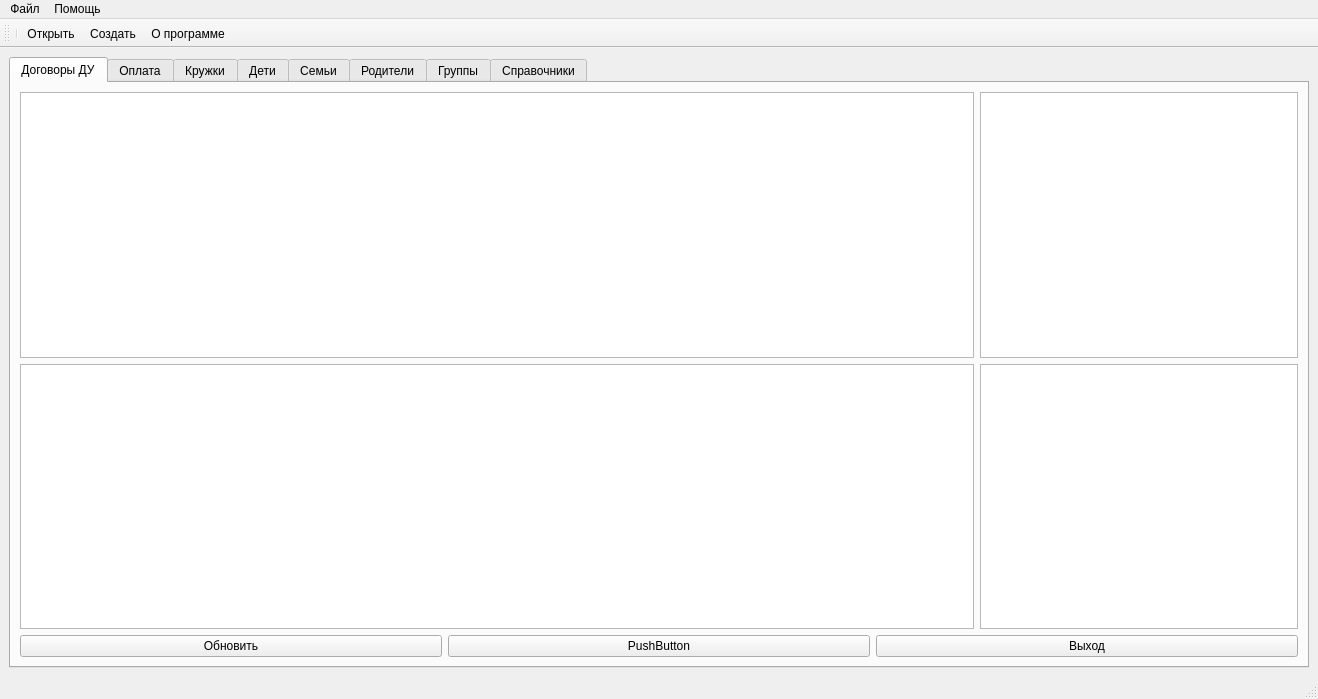
This is view/main_window.ui in AlevtinAntonov/paid_services as Qt 5 draws it before an edit. The edited form follows.
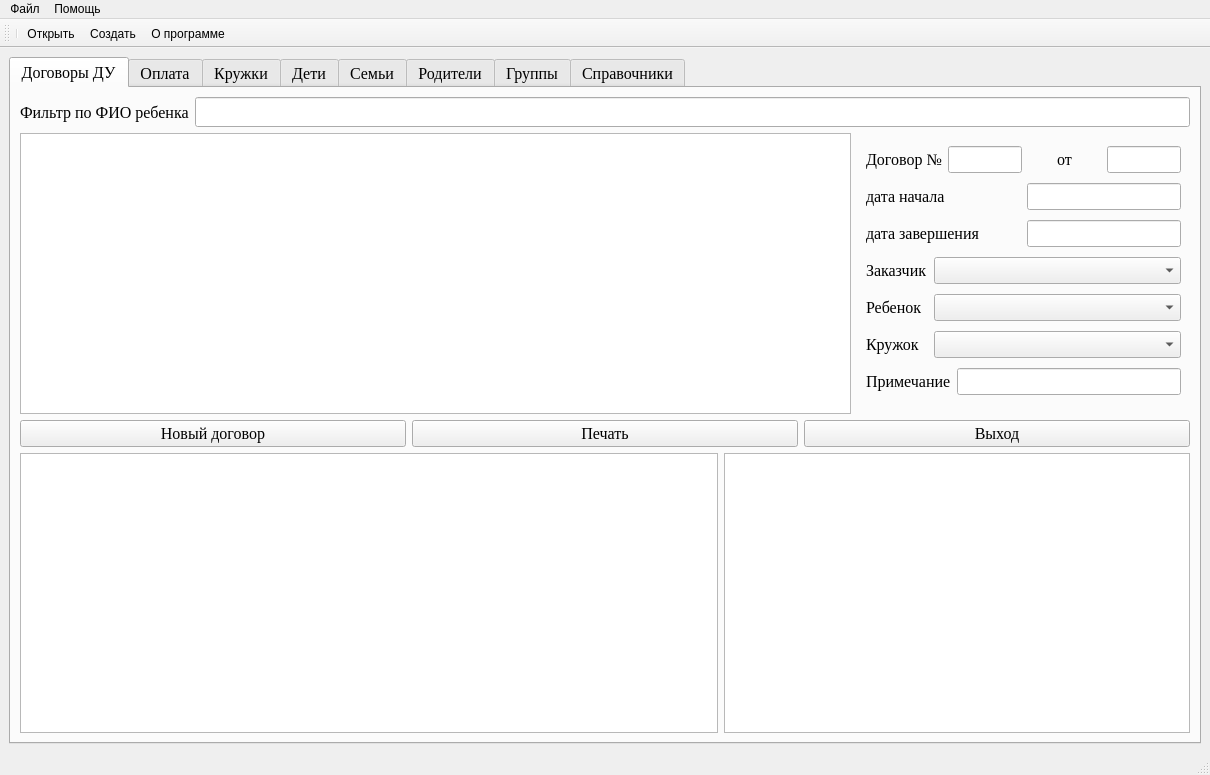
This is the edited form. Icons and pictures are not drawn.

Commit message: filter_data added

```diff
--- a/view/main_window.ui
+++ b/view/main_window.ui
@@ -6,17 +6,23 @@
    <rect>
     <x>0</x>
     <y>0</y>
-    <width>1318</width>
-    <height>699</height>
+    <width>1210</width>
+    <height>775</height>
    </rect>
   </property>
   <property name="windowTitle">
    <string>Платные Услуги</string>
   </property>
   <widget class="QWidget" name="centralwidget">
-   <layout class="QVBoxLayout" name="verticalLayout">
+   <layout class="QVBoxLayout" name="verticalLayout_3">
     <item>
      <widget class="QTabWidget" name="tabWidget">
+      <property name="font">
+       <font>
+        <family>Times New Roman</family>
+        <pointsize>12</pointsize>
+       </font>
+      </property>
       <property name="currentIndex">
        <number>0</number>
       </property>
@@ -24,24 +30,259 @@
        <attribute name="title">
         <string>Договоры ДУ</string>
        </attribute>
-       <layout class="QVBoxLayout" name="verticalLayout_2">
+       <layout class="QVBoxLayout" name="verticalLayout">
         <item>
-         <layout class="QHBoxLayout" name="horizontalLayout_4" stretch="3,1">
+         <layout class="QHBoxLayout" name="horizontalLayout_11">
+          <item>
+           <widget class="QLabel" name="label_9">
+            <property name="font">
+             <font>
+              <family>Times New Roman</family>
+              <pointsize>12</pointsize>
+             </font>
+            </property>
+            <property name="text">
+             <string>Фильтр по ФИО ребенка</string>
+            </property>
+           </widget>
+          </item>
+          <item>
+           <widget class="QLineEdit" name="lineEdit_FilterChild">
+            <property name="font">
+             <font>
+              <family>Times New Roman</family>
+              <pointsize>14</pointsize>
+             </font>
+            </property>
+           </widget>
+          </item>
+         </layout>
+        </item>
+        <item>
+         <layout class="QHBoxLayout" name="horizontalLayout_10" stretch="5,2">
           <item>
            <widget class="QTableWidget" name="tableWidget_Contracts"/>
           </item>
           <item>
-           <widget class="QTableView" name="tableView_ContractInfo"/>
-          </item>
-         </layout>
-        </item>
-        <item>
-         <layout class="QHBoxLayout" name="horizontalLayout_5" stretch="3,1">
-          <item>
-           <widget class="QTableWidget" name="tableWidget_Payments"/>
-          </item>
-          <item>
-           <widget class="QTableView" name="tableView_ChildInfo"/>
+           <widget class="QWidget" name="widget_ContractInfo" native="true">
+            <layout class="QVBoxLayout" name="verticalLayout_2">
+             <item>
+              <layout class="QHBoxLayout" name="horizontalLayout" stretch="1,1,1,1">
+               <item>
+                <widget class="QLabel" name="label">
+                 <property name="font">
+                  <font>
+                   <family>Times New Roman</family>
+                   <pointsize>12</pointsize>
+                  </font>
+                 </property>
+                 <property name="text">
+                  <string>Договор №</string>
+                 </property>
+                </widget>
+               </item>
+               <item>
+                <widget class="QLineEdit" name="lineEdit_CntractNumber">
+                 <property name="font">
+                  <font>
+                   <family>Times New Roman</family>
+                   <pointsize>12</pointsize>
+                  </font>
+                 </property>
+                </widget>
+               </item>
+               <item>
+                <widget class="QLabel" name="label_2">
+                 <property name="font">
+                  <font>
+                   <family>Times New Roman</family>
+                   <pointsize>12</pointsize>
+                  </font>
+                 </property>
+                 <property name="text">
+                  <string>от</string>
+                 </property>
+                 <property name="alignment">
+                  <set>Qt::AlignCenter</set>
+                 </property>
+                </widget>
+               </item>
+               <item>
+                <widget class="QLineEdit" name="lineEdit_ContractDate">
+                 <property name="font">
+                  <font>
+                   <family>Times New Roman</family>
+                   <pointsize>12</pointsize>
+                  </font>
+                 </property>
+                </widget>
+               </item>
+              </layout>
+             </item>
+             <item>
+              <layout class="QHBoxLayout" name="horizontalLayout_2" stretch="1,1">
+               <item>
+                <widget class="QLabel" name="label_3">
+                 <property name="font">
+                  <font>
+                   <family>Times New Roman</family>
+                   <pointsize>12</pointsize>
+                  </font>
+                 </property>
+                 <property name="text">
+                  <string>дата начала</string>
+                 </property>
+                </widget>
+               </item>
+               <item>
+                <widget class="QLineEdit" name="lineEdit_ContractDateStart">
+                 <property name="font">
+                  <font>
+                   <family>Times New Roman</family>
+                   <pointsize>12</pointsize>
+                  </font>
+                 </property>
+                </widget>
+               </item>
+              </layout>
+             </item>
+             <item>
+              <layout class="QHBoxLayout" name="horizontalLayout_4" stretch="1,1">
+               <item>
+                <widget class="QLabel" name="label_4">
+                 <property name="font">
+                  <font>
+                   <family>Times New Roman</family>
+                   <pointsize>12</pointsize>
+                  </font>
+                 </property>
+                 <property name="text">
+                  <string>дата завершения</string>
+                 </property>
+                </widget>
+               </item>
+               <item>
+                <widget class="QLineEdit" name="lineEdit_ContractDateEnd">
+                 <property name="font">
+                  <font>
+                   <family>Times New Roman</family>
+                   <pointsize>12</pointsize>
+                  </font>
+                 </property>
+                </widget>
+               </item>
+              </layout>
+             </item>
+             <item>
+              <layout class="QHBoxLayout" name="horizontalLayout_6" stretch="1,4">
+               <item>
+                <widget class="QLabel" name="label_5">
+                 <property name="font">
+                  <font>
+                   <family>Times New Roman</family>
+                   <pointsize>12</pointsize>
+                  </font>
+                 </property>
+                 <property name="text">
+                  <string>Заказчик</string>
+                 </property>
+                </widget>
+               </item>
+               <item>
+                <widget class="QComboBox" name="comboBox_ContractApplicant">
+                 <property name="font">
+                  <font>
+                   <family>Times New Roman</family>
+                   <pointsize>12</pointsize>
+                  </font>
+                 </property>
+                </widget>
+               </item>
+              </layout>
+             </item>
+             <item>
+              <layout class="QHBoxLayout" name="horizontalLayout_7" stretch="1,4">
+               <item>
+                <widget class="QLabel" name="label_6">
+                 <property name="font">
+                  <font>
+                   <family>Times New Roman</family>
+                   <pointsize>12</pointsize>
+                  </font>
+                 </property>
+                 <property name="text">
+                  <string>Ребенок</string>
+                 </property>
+                </widget>
+               </item>
+               <item>
+                <widget class="QComboBox" name="comboBox_ContractChild">
+                 <property name="font">
+                  <font>
+                   <family>Times New Roman</family>
+                   <pointsize>12</pointsize>
+                  </font>
+                 </property>
+                </widget>
+               </item>
+              </layout>
+             </item>
+             <item>
+              <layout class="QHBoxLayout" name="horizontalLayout_8" stretch="1,4">
+               <item>
+                <widget class="QLabel" name="label_7">
+                 <property name="font">
+                  <font>
+                   <family>Times New Roman</family>
+                   <pointsize>12</pointsize>
+                  </font>
+                 </property>
+                 <property name="text">
+                  <string>Кружок</string>
+                 </property>
+                </widget>
+               </item>
+               <item>
+                <widget class="QComboBox" name="comboBox_ContractLessons">
+                 <property name="font">
+                  <font>
+                   <family>Times New Roman</family>
+                   <pointsize>12</pointsize>
+                  </font>
+                 </property>
+                </widget>
+               </item>
+              </layout>
+             </item>
+             <item>
+              <layout class="QHBoxLayout" name="horizontalLayout_9">
+               <item>
+                <widget class="QLabel" name="label_8">
+                 <property name="font">
+                  <font>
+                   <family>Times New Roman</family>
+                   <pointsize>12</pointsize>
+                  </font>
+                 </property>
+                 <property name="text">
+                  <string>Примечание</string>
+                 </property>
+                </widget>
+               </item>
+               <item>
+                <widget class="QLineEdit" name="lineEdit_CntractRemaks">
+                 <property name="font">
+                  <font>
+                   <family>Times New Roman</family>
+                   <pointsize>12</pointsize>
+                  </font>
+                 </property>
+                </widget>
+               </item>
+              </layout>
+             </item>
+            </layout>
+           </widget>
           </item>
          </layout>
         </item>
@@ -50,14 +291,14 @@
           <item>
            <widget class="QPushButton" name="pushButton_Refresh">
             <property name="text">
-             <string>Обновить</string>
+             <string>Новый договор</string>
             </property>
            </widget>
           </item>
           <item>
            <widget class="QPushButton" name="pushButton">
             <property name="text">
-             <string>PushButton</string>
+             <string>Печать</string>
             </property>
            </widget>
           </item>
@@ -70,6 +311,16 @@
           </item>
          </layout>
         </item>
+        <item>
+         <layout class="QHBoxLayout" name="horizontalLayout_5" stretch="3,2">
+          <item>
+           <widget class="QTableWidget" name="tableWidget_Payments"/>
+          </item>
+          <item>
+           <widget class="QTableView" name="tableView_ChildInfo"/>
+          </item>
+         </layout>
+        </item>
        </layout>
       </widget>
       <widget class="QWidget" name="tab_Payment">
@@ -116,8 +367,8 @@
     <rect>
      <x>0</x>
      <y>0</y>
-     <width>1318</width>
-     <height>22</height>
+     <width>1210</width>
+     <height>26</height>
     </rect>
    </property>
    <widget class="QMenu" name="menu">
```
Left out of the diff: 4 changed lines with no effect on the pictures. The commit also changes 2 other files.
